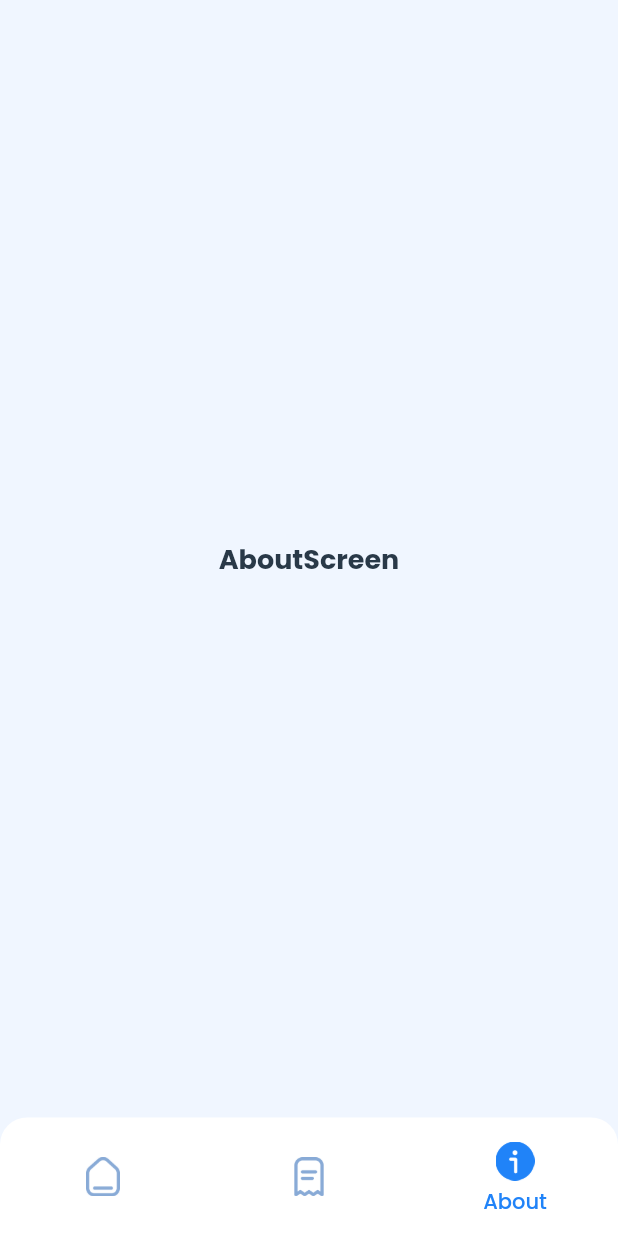
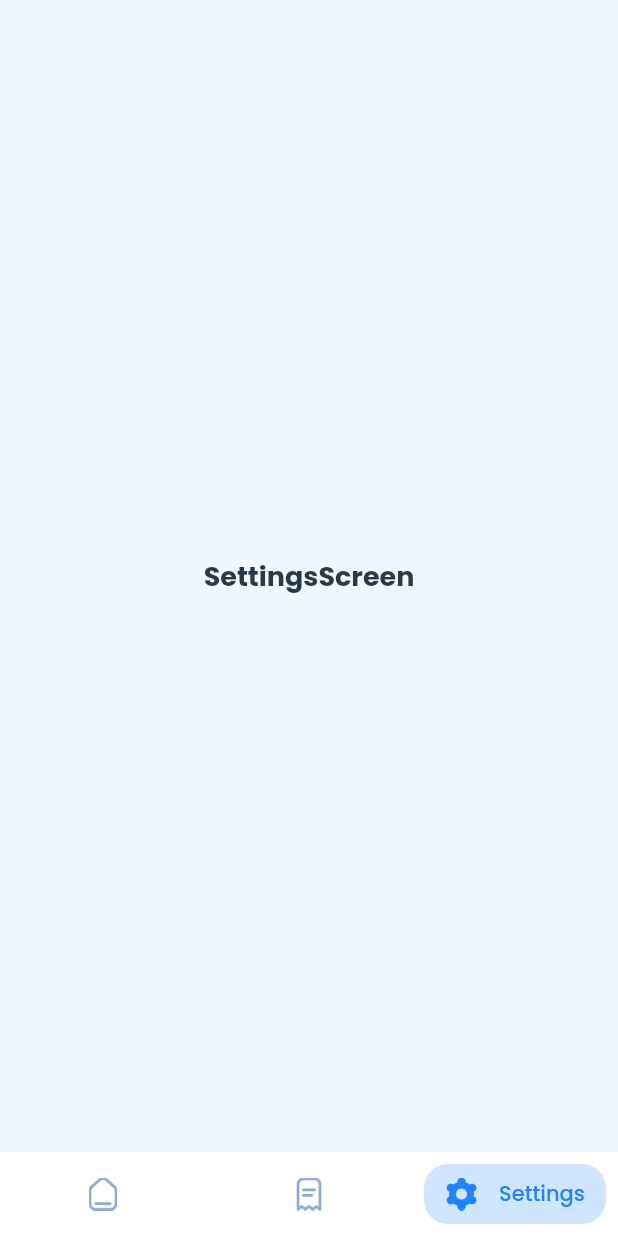
Before and after one commit to jhaaryan597/FitStart, a Flutter app: the screen it shows after launch, item 3 of the bottom bar chosen, on a phone screen of 412 x 824 dp. Run offline on Flutter 3.47's test engine with Material 2 defaults, Android fonts, the phone set to English and light mode, and no system bars; our stand-ins replace google_fonts.

Commit message:
add label on bottom nav bar

```diff
--- a/lib/main.dart
+++ b/lib/main.dart
@@ -2,7 +2,7 @@ import 'package:flutter/material.dart';
 import 'package:flutter/services.dart';
 import 'package:spod_app/theme.dart';
 
-import 'screen/about_screen.dart';
+import 'screen/settings_screen.dart';
 import 'screen/transaction_history_screen.dart';
 import 'screen/home_screen.dart';
 
@@ -34,7 +34,7 @@ class _MainScreenState extends State<MainScreen> {
   final screens = [
     HomeScreen(),
     TransactionHistoryScreen(),
-    AboutScreen(),
+    SettingsScreen(),
   ];
 
   @override
@@ -53,14 +53,14 @@ class _MainScreenState extends State<MainScreen> {
         selectedItemIcon: const [
           "assets/icons/home_fill.png",
           "assets/icons/receipt_fill.png",
-          "assets/icons/about_fill.png"
+          "assets/icons/settings_fill.png"
         ],
         unselectedItemIcon: const [
           "assets/icons/home_outlined.png",
           "assets/icons/receipt_outlined.png",
-          "assets/icons/about_outlined.png"
+          "assets/icons/settings_outlined.png"
         ],
-        label: const ["Home", "Transactions", "About"],
+        label: const ["Home", "Transaction", "Settings"],
         onChange: (val) {
           setState(() {
             _currentIndex = val;
@@ -133,21 +133,25 @@ class _CustomBottomNavBarState extends State<CustomBottomNavBar> {
         });
       },
       child: Container(
+        color: Colors.white,
+        height: kBottomNavigationBarHeight,
         width: MediaQuery.of(context).size.width / _selectedItemIcon.length,
+        child: Padding(
+          padding: const EdgeInsets.all(8.0),
           child: _selectedIndex == index
-            ? Padding(
-                padding: const EdgeInsets.symmetric(vertical: 12),
-                child: Column(
-                  mainAxisSize: MainAxisSize.min,
+              ? Container(
+            decoration: BoxDecoration(
+              color: primaryColor100.withOpacity(0.7),
+              borderRadius: BorderRadius.circular(borderRadiusSize)
+            ),
+            child: Row(
+                    mainAxisAlignment: MainAxisAlignment.spaceEvenly,
                     children: [
-                    Padding(
-                      padding: const EdgeInsets.all(4.0),
-                      child: Image.asset(
+                      Image.asset(
                         activeIcon,
-                        width: 26,
-                        height: 26,
+                        width: 22,
+                        height: 22,
                         color: primaryColor500,
-                      ),
                       ),
                       Text(
                         label,
@@ -156,11 +160,17 @@ class _CustomBottomNavBarState extends State<CustomBottomNavBar> {
                     ],
                   ),
               )
-            : Image.asset(
+              : Row(
+                  mainAxisAlignment: MainAxisAlignment.center,
+                  children: [
+                    Image.asset(
                       inactiveIcon,
-                width: 26,
-                height: 26,
+                      width: 22,
+                      height: 22,
                       color: primaryColor300,
+                    ),
+                  ],
+                ),
         ),
       ),
     );
--- a/lib/screen/home_screen.dart
+++ b/lib/screen/home_screen.dart
@@ -27,7 +27,7 @@ class HomeScreen extends StatelessWidget {
               padding: EdgeInsets.zero,
               children: [
                 Container(
-                  padding: const EdgeInsets.only(left: 16.0, right: 16.0),
+                  padding: const EdgeInsets.only(left: 16.0, right: 16.0, top: 8.0),
                   child: Text("Let's Have Fun and \nBe Healty!", style: greetingTextStyle,),
                 ),
                 CategoryListView(),
--- a/lib/screen/about_screen.dart
+++ b/lib/screen/settings_screen.dart
@@ -2,14 +2,13 @@ import 'package:flutter/material.dart';
 
 import '../theme.dart';
 
-class AboutScreen extends StatelessWidget {
-  const AboutScreen({Key? key}) : super(key: key);
+class SettingsScreen extends StatelessWidget {
 
   @override
   Widget build(BuildContext context) {
     return Center(
       child: Container(
-        child: Text("AboutScreen", style: titleTextStyle,),
+        child: Text("SettingsScreen", style: titleTextStyle,),
       ),
     );
   }
```
Also changed, not shown: assets/icons/settings_fill.png (added), assets/icons/settings_outlined.png (added). Lines whose indentation alone changed are shown as unchanged.
